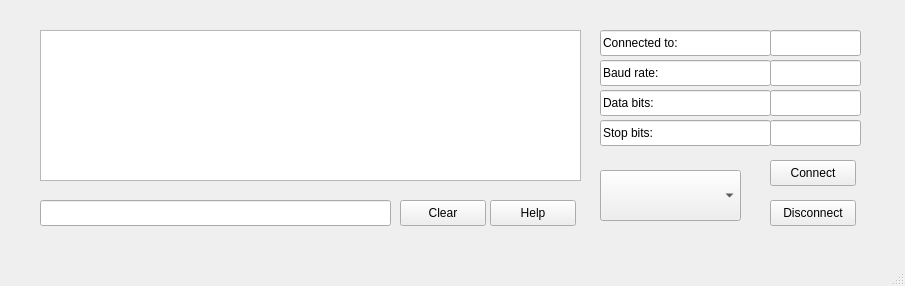
The window that Software/Qt/source/mainwindow.ui (Korius668/Robot-ISCARA) describes before a commit, drawn with Qt 5.
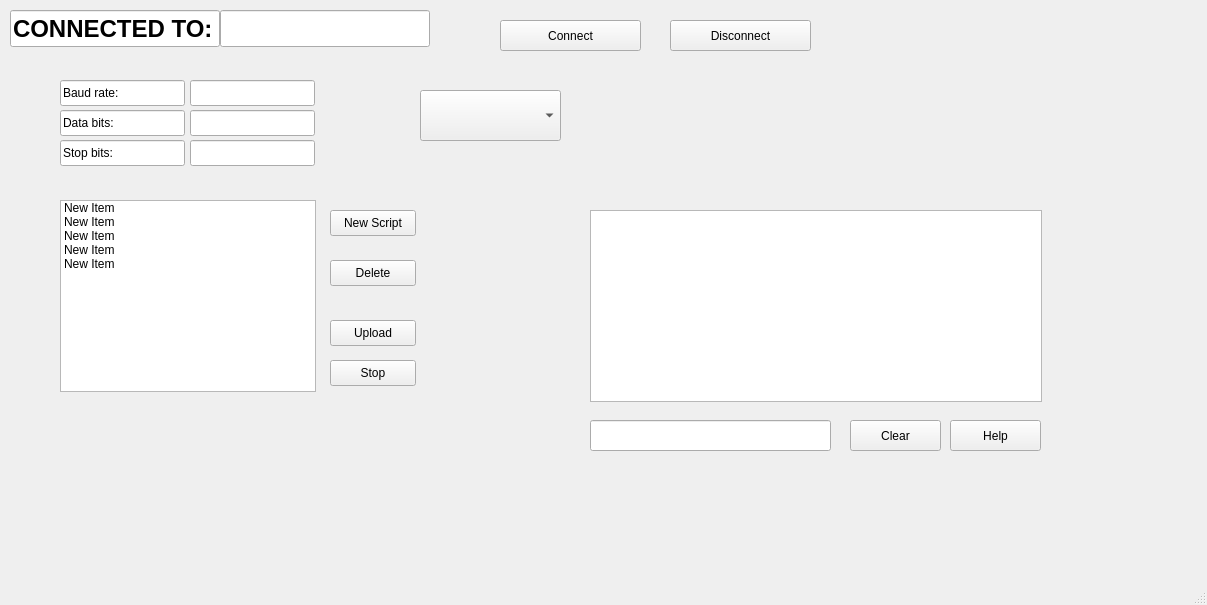
The same window after the commit. Icons and pictures are not drawn.

What changed in the file:
```diff
--- a/Software/Qt/source/mainwindow.ui
+++ b/Software/Qt/source/mainwindow.ui
@@ -6,8 +6,8 @@
    <rect>
     <x>0</x>
     <y>0</y>
-    <width>905</width>
-    <height>286</height>
+    <width>1207</width>
+    <height>605</height>
    </rect>
   </property>
   <property name="mouseTracking">
@@ -24,25 +24,209 @@
     <normaloff>icon.jpg</normaloff>icon.jpg</iconset>
   </property>
   <widget class="QWidget" name="centralwidget">
-   <widget class="QComboBox" name="comboBox">
+   <widget class="QLineEdit" name="lineEdit_2">
+    <property name="enabled">
+     <bool>true</bool>
+    </property>
     <property name="geometry">
      <rect>
-      <x>600</x>
-      <y>170</y>
-      <width>141</width>
-      <height>51</height>
+      <x>10</x>
+      <y>10</y>
+      <width>210</width>
+      <height>37</height>
      </rect>
+    </property>
+    <property name="sizePolicy">
+     <sizepolicy hsizetype="Expanding" vsizetype="Fixed">
+      <horstretch>0</horstretch>
+      <verstretch>0</verstretch>
+     </sizepolicy>
+    </property>
+    <property name="font">
+     <font>
+      <pointsize>18</pointsize>
+      <bold>true</bold>
+     </font>
+    </property>
+    <property name="mouseTracking">
+     <bool>false</bool>
+    </property>
+    <property name="text">
+     <string>CONNECTED TO:</string>
+    </property>
+    <property name="readOnly">
+     <bool>true</bool>
+    </property>
+   </widget>
+   <widget class="QLineEdit" name="lineEdit_6">
+    <property name="geometry">
+     <rect>
+      <x>220</x>
+      <y>10</y>
+      <width>210</width>
+      <height>37</height>
+     </rect>
+    </property>
+    <property name="sizePolicy">
+     <sizepolicy hsizetype="Expanding" vsizetype="Fixed">
+      <horstretch>0</horstretch>
+      <verstretch>0</verstretch>
+     </sizepolicy>
+    </property>
+    <property name="font">
+     <font>
+      <pointsize>18</pointsize>
+      <bold>true</bold>
+     </font>
+    </property>
+    <property name="cursor">
+     <cursorShape>IBeamCursor</cursorShape>
+    </property>
+    <property name="alignment">
+     <set>Qt::AlignCenter</set>
+    </property>
+    <property name="readOnly">
+     <bool>true</bool>
+    </property>
+   </widget>
+   <widget class="QLineEdit" name="lineEdit_3">
+    <property name="geometry">
+     <rect>
+      <x>60</x>
+      <y>80</y>
+      <width>125</width>
+      <height>26</height>
+     </rect>
+    </property>
+    <property name="sizePolicy">
+     <sizepolicy hsizetype="Expanding" vsizetype="Fixed">
+      <horstretch>0</horstretch>
+      <verstretch>0</verstretch>
+     </sizepolicy>
+    </property>
+    <property name="text">
+     <string>Baud rate:</string>
+    </property>
+    <property name="readOnly">
+     <bool>true</bool>
+    </property>
+   </widget>
+   <widget class="QLineEdit" name="lineEdit_7">
+    <property name="geometry">
+     <rect>
+      <x>190</x>
+      <y>80</y>
+      <width>125</width>
+      <height>26</height>
+     </rect>
+    </property>
+    <property name="sizePolicy">
+     <sizepolicy hsizetype="Fixed" vsizetype="Fixed">
+      <horstretch>0</horstretch>
+      <verstretch>0</verstretch>
+     </sizepolicy>
+    </property>
+    <property name="readOnly">
+     <bool>true</bool>
+    </property>
+   </widget>
+   <widget class="QLineEdit" name="lineEdit_4">
+    <property name="geometry">
+     <rect>
+      <x>60</x>
+      <y>110</y>
+      <width>125</width>
+      <height>26</height>
+     </rect>
+    </property>
+    <property name="sizePolicy">
+     <sizepolicy hsizetype="Expanding" vsizetype="Fixed">
+      <horstretch>0</horstretch>
+      <verstretch>0</verstretch>
+     </sizepolicy>
+    </property>
+    <property name="text">
+     <string>Data bits:</string>
+    </property>
+    <property name="readOnly">
+     <bool>true</bool>
+    </property>
+   </widget>
+   <widget class="QLineEdit" name="lineEdit_8">
+    <property name="geometry">
+     <rect>
+      <x>190</x>
+      <y>110</y>
+      <width>125</width>
+      <height>26</height>
+     </rect>
+    </property>
+    <property name="sizePolicy">
+     <sizepolicy hsizetype="Fixed" vsizetype="Fixed">
+      <horstretch>0</horstretch>
+      <verstretch>0</verstretch>
+     </sizepolicy>
+    </property>
+    <property name="readOnly">
+     <bool>true</bool>
+    </property>
+   </widget>
+   <widget class="QLineEdit" name="lineEdit_5">
+    <property name="geometry">
+     <rect>
+      <x>60</x>
+      <y>140</y>
+      <width>125</width>
+      <height>26</height>
+     </rect>
+    </property>
+    <property name="sizePolicy">
+     <sizepolicy hsizetype="Expanding" vsizetype="Fixed">
+      <horstretch>0</horstretch>
+      <verstretch>0</verstretch>
+     </sizepolicy>
+    </property>
+    <property name="text">
+     <string>Stop bits:</string>
+    </property>
+    <property name="readOnly">
+     <bool>true</bool>
+    </property>
+   </widget>
+   <widget class="QLineEdit" name="lineEdit_9">
+    <property name="geometry">
+     <rect>
+      <x>190</x>
+      <y>140</y>
+      <width>125</width>
+      <height>26</height>
+     </rect>
+    </property>
+    <property name="sizePolicy">
+     <sizepolicy hsizetype="Fixed" vsizetype="Fixed">
+      <horstretch>0</horstretch>
+      <verstretch>0</verstretch>
+     </sizepolicy>
+    </property>
+    <property name="readOnly">
+     <bool>true</bool>
     </property>
    </widget>
    <widget class="QPushButton" name="pushButton">
     <property name="geometry">
      <rect>
-      <x>770</x>
-      <y>160</y>
-      <width>86</width>
-      <height>26</height>
+      <x>500</x>
+      <y>20</y>
+      <width>141</width>
+      <height>31</height>
      </rect>
     </property>
+    <property name="sizePolicy">
+     <sizepolicy hsizetype="Fixed" vsizetype="Fixed">
+      <horstretch>0</horstretch>
+      <verstretch>0</verstretch>
+     </sizepolicy>
+    </property>
     <property name="text">
      <string>Connect</string>
     </property>
@@ -50,25 +234,53 @@
    <widget class="QPushButton" name="pushButton_2">
     <property name="geometry">
      <rect>
-      <x>770</x>
-      <y>200</y>
-      <width>86</width>
-      <height>26</height>
+      <x>670</x>
+      <y>20</y>
+      <width>141</width>
+      <height>31</height>
      </rect>
     </property>
+    <property name="sizePolicy">
+     <sizepolicy hsizetype="Fixed" vsizetype="Fixed">
+      <horstretch>0</horstretch>
+      <verstretch>0</verstretch>
+     </sizepolicy>
+    </property>
     <property name="text">
      <string>Disconnect</string>
     </property>
    </widget>
+   <widget class="QComboBox" name="comboBox">
+    <property name="geometry">
+     <rect>
+      <x>420</x>
+      <y>90</y>
+      <width>141</width>
+      <height>51</height>
+     </rect>
+    </property>
+    <property name="sizePolicy">
+     <sizepolicy hsizetype="Expanding" vsizetype="Expanding">
+      <horstretch>0</horstretch>
+      <verstretch>0</verstretch>
+     </sizepolicy>
+    </property>
+   </widget>
    <widget class="QPlainTextEdit" name="plainTextEdit">
     <property name="geometry">
      <rect>
-      <x>40</x>
-      <y>30</y>
-      <width>541</width>
-      <height>151</height>
+      <x>590</x>
+      <y>210</y>
+      <width>452</width>
+      <height>192</height>
      </rect>
     </property>
+    <property name="sizePolicy">
+     <sizepolicy hsizetype="Expanding" vsizetype="Fixed">
+      <horstretch>0</horstretch>
+      <verstretch>0</verstretch>
+     </sizepolicy>
+    </property>
     <property name="palette">
      <palette>
       <active>
@@ -96,6 +308,12 @@
       <disabled/>
      </palette>
     </property>
+    <property name="font">
+     <font>
+      <stylestrategy>PreferDefault</stylestrategy>
+      <hintingpreference>PreferDefaultHinting</hintingpreference>
+     </font>
+    </property>
     <property name="frameShape">
      <enum>QFrame::StyledPanel</enum>
     </property>
@@ -103,7 +321,19 @@
      <enum>QFrame::Plain</enum>
     </property>
     <property name="lineWidth">
-     <number>2</number>
+     <number>5</number>
+    </property>
+    <property name="horizontalScrollBarPolicy">
+     <enum>Qt::ScrollBarAsNeeded</enum>
+    </property>
+    <property name="sizeAdjustPolicy">
+     <enum>QAbstractScrollArea::AdjustIgnored</enum>
+    </property>
+    <property name="undoRedoEnabled">
+     <bool>false</bool>
+    </property>
+    <property name="lineWrapMode">
+     <enum>QPlainTextEdit::NoWrap</enum>
     </property>
     <property name="readOnly">
      <bool>true</bool>
@@ -112,10 +342,10 @@
    <widget class="QLineEdit" name="lineEdit">
     <property name="geometry">
      <rect>
-      <x>40</x>
-      <y>200</y>
-      <width>351</width>
-      <height>26</height>
+      <x>590</x>
+      <y>420</y>
+      <width>241</width>
+      <height>31</height>
      </rect>
     </property>
     <property name="palette">
@@ -152,148 +382,131 @@
      <string/>
     </property>
    </widget>
-   <widget class="QLineEdit" name="lineEdit_2">
-    <property name="geometry">
-     <rect>
-      <x>600</x>
-      <y>30</y>
-      <width>171</width>
-      <height>26</height>
-     </rect>
-    </property>
-    <property name="text">
-     <string>Connected to:</string>
-    </property>
-    <property name="readOnly">
-     <bool>true</bool>
-    </property>
-   </widget>
-   <widget class="QLineEdit" name="lineEdit_3">
-    <property name="geometry">
-     <rect>
-      <x>600</x>
-      <y>60</y>
-      <width>171</width>
-      <height>26</height>
-     </rect>
-    </property>
-    <property name="text">
-     <string>Baud rate:</string>
-    </property>
-    <property name="readOnly">
-     <bool>true</bool>
-    </property>
-   </widget>
-   <widget class="QLineEdit" name="lineEdit_4">
-    <property name="geometry">
-     <rect>
-      <x>600</x>
-      <y>90</y>
-      <width>171</width>
-      <height>26</height>
-     </rect>
-    </property>
-    <property name="text">
-     <string>Data bits:</string>
-    </property>
-    <property name="readOnly">
-     <bool>true</bool>
-    </property>
-   </widget>
-   <widget class="QLineEdit" name="lineEdit_5">
-    <property name="geometry">
-     <rect>
-      <x>600</x>
-      <y>120</y>
-      <width>171</width>
-      <height>26</height>
-     </rect>
-    </property>
-    <property name="text">
-     <string>Stop bits:</string>
-    </property>
-    <property name="readOnly">
-     <bool>true</bool>
-    </property>
-   </widget>
-   <widget class="QLineEdit" name="lineEdit_6">
-    <property name="geometry">
-     <rect>
-      <x>770</x>
-      <y>30</y>
-      <width>91</width>
-      <height>26</height>
-     </rect>
-    </property>
-    <property name="readOnly">
-     <bool>true</bool>
-    </property>
-   </widget>
-   <widget class="QLineEdit" name="lineEdit_7">
-    <property name="geometry">
-     <rect>
-      <x>770</x>
-      <y>60</y>
-      <width>91</width>
-      <height>26</height>
-     </rect>
-    </property>
-    <property name="readOnly">
-     <bool>true</bool>
-    </property>
-   </widget>
-   <widget class="QLineEdit" name="lineEdit_8">
-    <property name="geometry">
-     <rect>
-      <x>770</x>
-      <y>90</y>
-      <width>91</width>
-      <height>26</height>
-     </rect>
-    </property>
-    <property name="readOnly">
-     <bool>true</bool>
-    </property>
-   </widget>
-   <widget class="QLineEdit" name="lineEdit_9">
-    <property name="geometry">
-     <rect>
-      <x>770</x>
-      <y>120</y>
-      <width>91</width>
-      <height>26</height>
-     </rect>
-    </property>
-    <property name="readOnly">
-     <bool>true</bool>
-    </property>
-   </widget>
-   <widget class="QPushButton" name="pushButton_3">
-    <property name="geometry">
-     <rect>
-      <x>490</x>
-      <y>200</y>
-      <width>86</width>
-      <height>26</height>
-     </rect>
-    </property>
-    <property name="text">
-     <string>Help</string>
-    </property>
-   </widget>
    <widget class="QPushButton" name="pushButton_4">
     <property name="geometry">
      <rect>
-      <x>400</x>
-      <y>200</y>
-      <width>86</width>
-      <height>26</height>
+      <x>850</x>
+      <y>420</y>
+      <width>91</width>
+      <height>31</height>
      </rect>
     </property>
+    <property name="sizePolicy">
+     <sizepolicy hsizetype="Expanding" vsizetype="Fixed">
+      <horstretch>0</horstretch>
+      <verstretch>0</verstretch>
+     </sizepolicy>
+    </property>
     <property name="text">
      <string>Clear</string>
     </property>
    </widget>
+   <widget class="QPushButton" name="pushButton_3">
+    <property name="geometry">
+     <rect>
+      <x>950</x>
+      <y>420</y>
+      <width>91</width>
+      <height>31</height>
+     </rect>
+    </property>
+    <property name="sizePolicy">
+     <sizepolicy hsizetype="Expanding" vsizetype="Fixed">
+      <horstretch>0</horstretch>
+      <verstretch>0</verstretch>
+     </sizepolicy>
+    </property>
+    <property name="text">
+     <string>Help</string>
+    </property>
+   </widget>
+   <widget class="QListWidget" name="listWidget">
+    <property name="geometry">
+     <rect>
+      <x>60</x>
+      <y>200</y>
+      <width>256</width>
+      <height>192</height>
+     </rect>
+    </property>
+    <item>
+     <property name="text">
+      <string>New Item</string>
+     </property>
+    </item>
+    <item>
+     <property name="text">
+      <string>New Item</string>
+     </property>
+    </item>
+    <item>
+     <property name="text">
+      <string>New Item</string>
+     </property>
+    </item>
+    <item>
+     <property name="text">
+      <string>New Item</string>
+     </property>
+    </item>
+    <item>
+     <property name="text">
+      <string>New Item</string>
+     </property>
+    </item>
+   </widget>
+   <widget class="QPushButton" name="pushButton_5">
+    <property name="geometry">
+     <rect>
+      <x>330</x>
+      <y>210</y>
+      <width>86</width>
+      <height>26</height>
+     </rect>
+    </property>
+    <property name="text">
+     <string>New Script</string>
+    </property>
+   </widget>
+   <widget class="QPushButton" name="pushButton_6">
+    <property name="geometry">
+     <rect>
+      <x>330</x>
+      <y>260</y>
+      <width>86</width>
+      <height>26</height>
+     </rect>
+    </property>
+    <property name="text">
+     <string>Delete</string>
+    </property>
+   </widget>
+   <widget class="QPushButton" name="pushButton_7">
+    <property name="geometry">
+     <rect>
+      <x>330</x>
+      <y>320</y>
+      <width>86</width>
+      <height>26</height>
+     </rect>
+    </property>
+    <property name="text">
+     <string>Upload</string>
+    </property>
+   </widget>
+   <widget class="QPushButton" name="pushButton_8">
+    <property name="geometry">
+     <rect>
+      <x>330</x>
+      <y>360</y>
+      <width>86</width>
+      <height>26</height>
+     </rect>
+    </property>
+    <property name="text">
+     <string>Stop</string>
+    </property>
+   </widget>
   </widget>
   <widget class="QStatusBar" name="statusbar"/>
  </widget>
```
